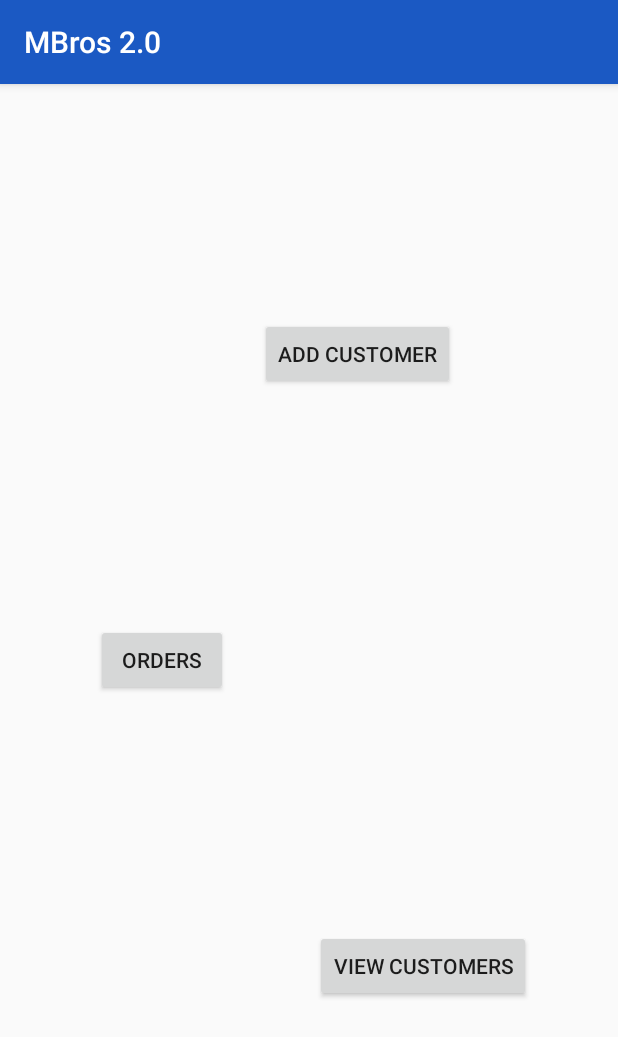
After one commit to prasunmondal/MBros-2.0, an Android app: the SelectActivityManager screen opened directly, with no data from a screen before it, on a phone screen of 412 x 824 dp. The commit adds this screen. Shown: the top 1037 px of the screen. Run offline under Robolectric (Android 15) with nearby library versions, the phone set to English and light mode, and no system bars.

Commit message:
goTo appropriate activity

```diff
--- a/app/src/main/java/com/prasunmondal/mbros20/activities/RegisterCustomer.kt
+++ b/app/src/main/java/com/prasunmondal/mbros20/activities/AddCustomer.kt
@@ -7,7 +7,7 @@ import android.widget.TextView
 import com.prasunmondal.mbros20.models.Customer
 import com.prasunmondal.mbros20.R
 
-class RegisterCustomer : AppCompatActivity() {
+class AddCustomer : AppCompatActivity() {
     override fun onCreate(savedInstanceState: Bundle?) {
         super.onCreate(savedInstanceState)
         setContentView(R.layout.activity_register_customer)
--- /dev/null
+++ b/app/src/main/java/com/prasunmondal/mbros20/activities/SelectActivityManager.kt
@@ -0,0 +1,29 @@
+package com.prasunmondal.mbros20.activities
+
+import android.content.Intent
+import androidx.appcompat.app.AppCompatActivity
+import android.os.Bundle
+import android.view.View
+import com.prasunmondal.mbros20.R
+
+class SelectActivityManager : AppCompatActivity() {
+    override fun onCreate(savedInstanceState: Bundle?) {
+        super.onCreate(savedInstanceState)
+        setContentView(R.layout.activity_select_manager)
+    }
+
+    fun onClickActivitySelectManagerViewCustomerDetailsBtn(view: View) {
+        val myIntent = Intent(this, ViewCustomers::class.java)
+        this.startActivity(myIntent)
+    }
+
+    fun onClickActivitySelectManagerAddCustomerBtn(view: View) {
+        val myIntent = Intent(this, AddCustomer::class.java)
+        this.startActivity(myIntent)
+    }
+
+    fun onClickActivitySelectManagerOrdersBtn(view: View) {
+        val myIntent = Intent(this, ViewOrders::class.java)
+        this.startActivity(myIntent)
+    }
+}
--- a/app/src/main/res/layout/activity_register_customer.xml
+++ b/app/src/main/res/layout/activity_register_customer.xml
@@ -4,7 +4,7 @@
     xmlns:tools="http://schemas.android.com/tools"
     android:layout_width="match_parent"
     android:layout_height="match_parent"
-    tools:context=".activities.RegisterCustomer">
+    tools:context=".activities.AddCustomer">
 
     <EditText
         android:id="@+id/registerCustomer_userId"
--- /dev/null
+++ b/app/src/main/res/layout/activity_select_manager.xml
@@ -0,0 +1,41 @@
+<?xml version="1.0" encoding="utf-8"?>
+<androidx.constraintlayout.widget.ConstraintLayout xmlns:android="http://schemas.android.com/apk/res/android"
+    xmlns:app="http://schemas.android.com/apk/res-auto"
+    xmlns:tools="http://schemas.android.com/tools"
+    android:layout_width="match_parent"
+    android:layout_height="match_parent"
+    tools:context=".activities.SelectActivityManager">
+
+    <Button
+        android:id="@+id/activity_select_manager_ordersBtn"
+        android:layout_width="wrap_content"
+        android:layout_height="wrap_content"
+        android:layout_marginStart="64dp"
+        android:text="Orders"
+        android:onClick="onClickActivitySelectManagerOrdersBtn"
+        app:layout_constraintBottom_toBottomOf="parent"
+        app:layout_constraintStart_toStartOf="parent"
+        app:layout_constraintTop_toTopOf="parent" />
+
+    <Button
+        android:id="@+id/activity_select_manager_addCustomerBtn"
+        android:layout_width="wrap_content"
+        android:layout_height="wrap_content"
+        android:text="Add Customer"
+        android:onClick="onClickActivitySelectManagerAddCustomerBtn"
+        app:layout_constraintBottom_toTopOf="@+id/activity_select_manager_ordersBtn"
+        app:layout_constraintEnd_toEndOf="parent"
+        app:layout_constraintStart_toStartOf="@+id/activity_select_manager_ordersBtn"
+        app:layout_constraintTop_toTopOf="parent" />
+
+    <Button
+        android:id="@+id/activity_select_manager_viewCustomerDetailsBtn"
+        android:layout_width="wrap_content"
+        android:layout_height="wrap_content"
+        android:text="View Customers"
+        android:onClick="onClickActivitySelectManagerViewCustomerDetailsBtn"
+        app:layout_constraintBottom_toBottomOf="parent"
+        app:layout_constraintEnd_toEndOf="parent"
+        app:layout_constraintStart_toEndOf="@+id/activity_select_manager_ordersBtn"
+        app:layout_constraintTop_toBottomOf="@+id/activity_select_manager_ordersBtn" />
+</androidx.constraintlayout.widget.ConstraintLayout>
--- a/app/src/main/res/layout/activity_user_role_select.xml
+++ b/app/src/main/res/layout/activity_user_role_select.xml
@@ -4,7 +4,7 @@
     xmlns:tools="http://schemas.android.com/tools"
     android:layout_width="match_parent"
     android:layout_height="match_parent"
-    tools:context=".UserRoleSelect">
+    tools:context=".activities.UserRoleSelect">
 
     <Button
         android:id="@+id/user_role_select_deliver"
```
Also changed, not shown: app/src/main/AndroidManifest.xml (+4 -4 lines), app/src/main/java/com/prasunmondal/mbros20/activities/UserRoleSelect.kt (renamed from app/src/main/java/com/prasunmondal/mbros20/UserRoleSelect.kt, +3 -4 lines), app/src/main/java/com/prasunmondal/mbros20/activities/ViewOrders.kt (+14 -1 lines).
